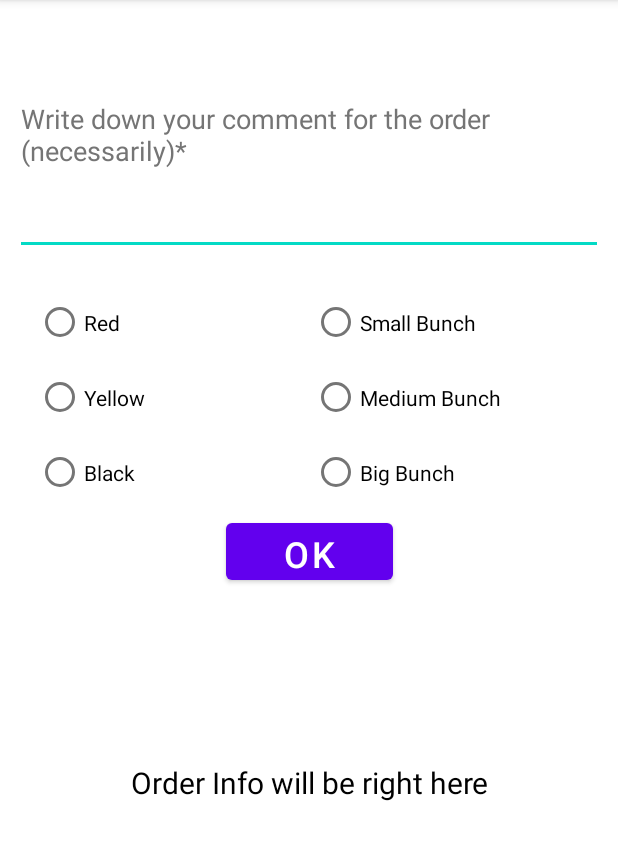
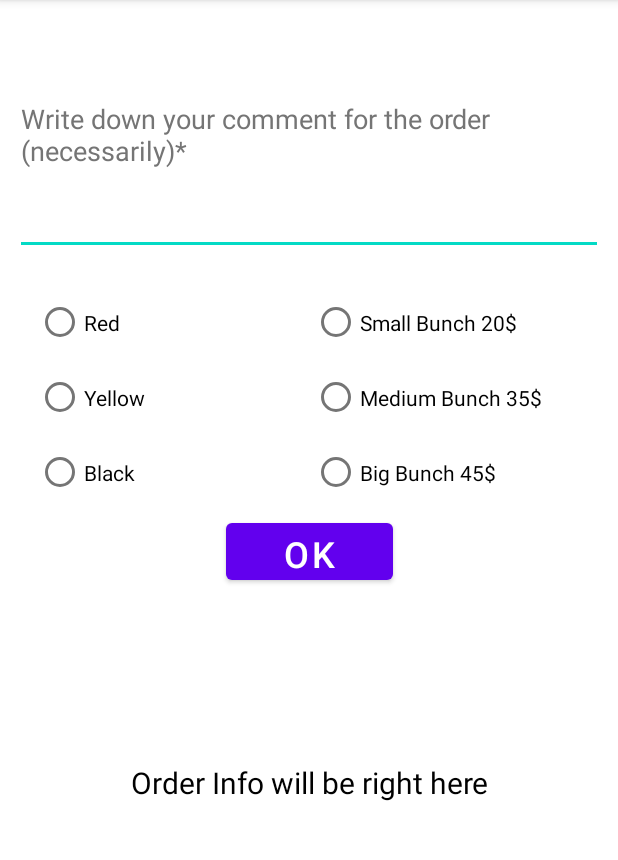
Before and after one commit to cyberpOOP/IO-03_Vlad_Haidysh_Android, an Android app: the screen it shows after launch (MainActivity), on a phone screen of 412 x 824 dp, the part 84-944 px from its top. Run offline under Robolectric (Android 15) with nearby library versions, the phone set to English and light mode, and no system bars.

Commit message:
added prices for bunches in string resourse

```diff
--- a/Lab2/app/src/main/res/values/strings.xml
+++ b/Lab2/app/src/main/res/values/strings.xml
@@ -2,13 +2,13 @@
     <string name="app_name">Lab2</string>
     <string name="TextView">Order Info will be right here</string>
     <string name="TextField">Write down your comment for the order (necessarily)*</string>
-    <string name="small_bunch">Small Bunch</string>
-    <string name="medium_bunch">Medium Bunch</string>
-    <string name="big_bunch">Big Bunch</string>
+    <string name="small_bunch">Small Bunch 20$</string>
+    <string name="medium_bunch">Medium Bunch 35$</string>
+    <string name="big_bunch">Big Bunch 45$</string>
     <string name="ButtonOK">OK</string>
     <string name="red">Red</string>
     <string name="yellow">Yellow</string>
     <string name="black">Black</string>
-    <string name="Order">Your order is:/n</string>
-    <string name="Comment">Your comment is:/n</string>
+    <string name="Order">Your order is:\n</string>
+    <string name="Comment">Your comment is:\n</string>
 </resources>
```
